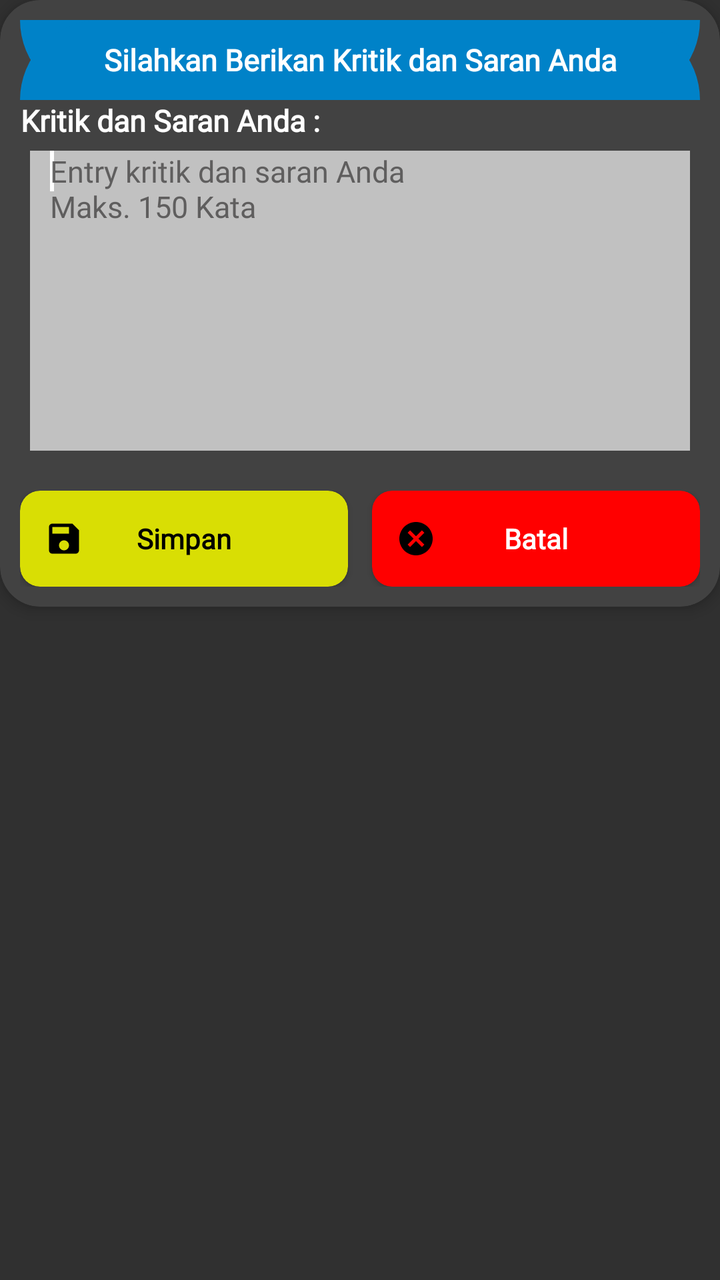
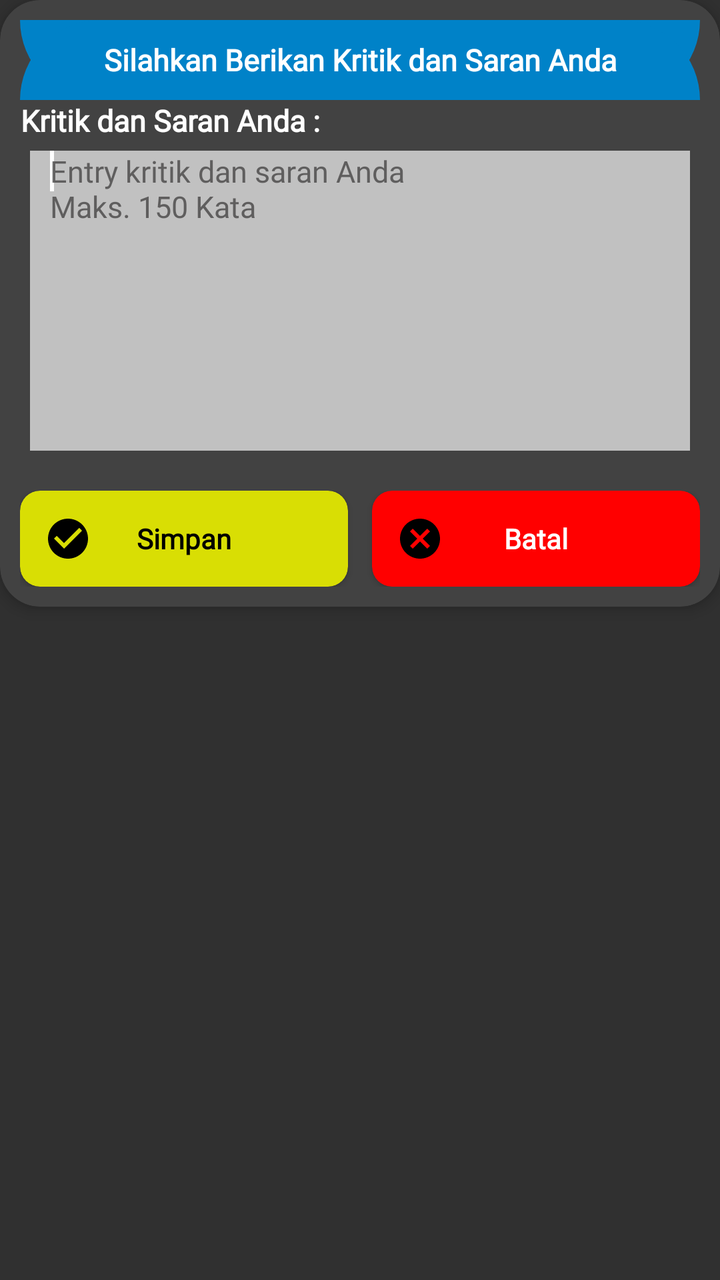

Before-and-after screenshots of an Android layout around one commit, followed by the original layout XML and the change that was made.
<!-- AndroidManifest.xml: application theme AppTheme -->
<!-- res/layout/dialog_pop_up.xml -->
<?xml version="1.0" encoding="utf-8"?>
<RelativeLayout
    xmlns:app="http://schemas.android.com/apk/res-auto"
    xmlns:android="http://schemas.android.com/apk/res/android"
    xmlns:tools="http://schemas.android.com/tools"
    android:layout_width="wrap_content"
    android:layout_height="wrap_content" >

    <androidx.cardview.widget.CardView
        android:layout_width="match_parent"
        android:layout_height="wrap_content"
        app:cardCornerRadius="20dp"
        app:cardElevation="4dp">

        <RelativeLayout
            android:id="@+id/laylistrecent"
            android:layout_width="match_parent"
            android:layout_height="match_parent"
            android:padding="10dp"
            android:orientation="vertical" >

            <TextView
                android:id="@+id/ambil_nip_pop"
                android:layout_width="match_parent"
                android:layout_height="wrap_content"
                android:textColor="@color/hitam"
                android:visibility="gone" />

            <View
                android:layout_width="match_parent"
                android:layout_height="40dp"
                android:layout_alignParentTop="true"
                android:background="@drawable/circle" />
            <View
                android:layout_width="match_parent"
                android:layout_height="40dp"
                android:layout_alignParentTop="true"
                android:background="@drawable/circle1" />

            <TextView
                android:id="@+id/judul"
                android:layout_width="match_parent"
                android:layout_height="40dp"
                android:gravity="center|center_horizontal"
                android:text="@string/silahkan_berikan_kritik_dan_saran_anda"
                android:textColor="@color/white"
                android:fontFamily="@font/poppins_regular"
                android:textSize="15sp"
                android:textStyle="bold" />

            <TextView
                android:id="@+id/kritik"
                android:layout_width="wrap_content"
                android:layout_height="wrap_content"
                android:layout_below="@+id/judul"
                android:gravity="center|center_horizontal"
                android:text="@string/feedback_anda_"
                android:textColor="@color/white"
                android:fontFamily="@font/poppins_regular"
                android:textSize="15sp"
                android:textStyle="bold" />

            <EditText
                android:id="@+id/editkritik"
                android:layout_width="match_parent"
                android:layout_height="150dp"
                android:layout_below="@+id/kritik"
                android:autofillHints="Kritik Saran Anda"
                android:ems="10"
                android:gravity="left"
                android:paddingLeft="10dp"
                android:paddingRight="10dp"
                android:layout_margin="5dp"
                android:layout_marginBottom="5dp"
                android:hint="@string/kritik_dan_saran_anda_n_maks_150_kata"
                android:inputType="textCapSentences|textMultiLine"
                android:textColor="@color/white"
                android:textColorHint="@color/monsoon"
                android:textSize="15sp"
                android:background="#C5E7E7E7"
                android:fontFamily="@font/poppins_regular"
                tools:ignore="RtlHardcoded">

                <requestFocus />
            </EditText>
            <LinearLayout
                android:id="@+id/layout_register_lupa"
                android:layout_width="match_parent"
                android:layout_height="wrap_content"
                android:layout_below="@+id/editkritik"
                android:layout_marginTop="15dp"
                android:orientation="horizontal"
                android:weightSum="2">

                <androidx.cardview.widget.CardView
                    android:id="@+id/btn_simpan"
                    android:layout_width="0dp"
                    android:layout_height="48dp"
                    android:layout_weight="1"
                    android:layout_marginEnd="6dp"
                    app:cardBackgroundColor="#D9DE04"
                    app:cardCornerRadius="10dp">

                    <RelativeLayout
                        android:layout_width="match_parent"
                        android:layout_height="match_parent">

                        <ImageView
                            android:layout_width="20dp"
                            android:layout_height="wrap_content"
                            android:layout_centerVertical="true"
                            android:layout_marginStart="12dp"
                            android:src="@drawable/ic_save_2"
                            android:contentDescription="@string/todo"/>

                        <TextView
                            android:layout_width="wrap_content"
                            android:layout_height="wrap_content"
                            android:layout_centerInParent="true"
                            android:text="@string/simpan"
                            android:textColor="@color/hitam"
                            android:textSize="14sp"
                            android:textStyle="bold"
                            android:fontFamily="@font/default_font"/>
                    </RelativeLayout>
                </androidx.cardview.widget.CardView>
                <androidx.cardview.widget.CardView
                    android:id="@+id/btn_cncl"
                    android:layout_width="0dp"
                    android:layout_height="48dp"
                    android:layout_weight="1"
                    android:layout_marginStart="6dp"
                    app:cardBackgroundColor="#FF0000"
                    app:cardCornerRadius="10dp">

                    <RelativeLayout
                        android:layout_width="match_parent"
                        android:layout_height="match_parent">

                        <ImageView
                            android:layout_width="20dp"
                            android:layout_height="wrap_content"
                            android:layout_centerVertical="true"
                            android:layout_marginStart="12dp"
                            android:src="@drawable/ic_cancel_black"
                            android:contentDescription="@string/todo"/>

                        <TextView
                            android:layout_width="wrap_content"
                            android:layout_height="wrap_content"
                            android:layout_centerInParent="true"
                            android:text="@string/batal"
                            android:textColor="@color/white"
                            android:textSize="14sp"
                            android:textStyle="bold"
                            android:fontFamily="@font/default_font"/>
                    </RelativeLayout>
                </androidx.cardview.widget.CardView>
            </LinearLayout>
        </RelativeLayout>

    </androidx.cardview.widget.CardView>


</RelativeLayout>
<!-- resources referenced by this layout -->
<resources>
  <color name="hitam">#000000    </color>
  <color name="monsoon">#ce484747  </color>
  <color name="white">#FFFFFF    </color>
  <!-- drawable circle (drawable) -->
  <?xml version="1.0" encoding="utf-8"?>
  <shape xmlns:android="http://schemas.android.com/apk/res/android"
      android:shape="rectangle"
      >
      <solid android:color="@color/list_item_title" />
      <corners android:bottomRightRadius="50dp"
          android:bottomLeftRadius="50dp"
          android:topLeftRadius="0dp"
          android:topRightRadius="0dp"
          android:radius="0dp"
          />
  </shape>
  <!-- drawable circle1 (drawable) -->
  <?xml version="1.0" encoding="utf-8"?>
  <shape xmlns:android="http://schemas.android.com/apk/res/android"
      android:shape="rectangle"
      >
      <solid android:color="@color/list_item_title" />
      <corners android:bottomRightRadius="0dp"
          android:bottomLeftRadius="0dp"
          android:topLeftRadius="50dp"
          android:topRightRadius="50dp"
          android:radius="0dp"
          />
  </shape>
  <!-- drawable ic_cancel_black (drawable) -->
  <vector xmlns:android="http://schemas.android.com/apk/res/android"
          android:width="24dp"
          android:height="24dp"
          android:viewportWidth="24.0"
          android:viewportHeight="24.0">
      <path
          android:fillColor="#FF000000"
          android:pathData="M12,2C6.47,2 2,6.47 2,12s4.47,10 10,10 10,-4.47 10,-10S17.53,2 12,2zM17,15.59L15.59,17 12,13.41 8.41,17 7,15.59 10.59,12 7,8.41 8.41,7 12,10.59 15.59,7 17,8.41 13.41,12 17,15.59z"/>
  </vector>
  <!-- drawable ic_save_2 (drawable) -->
  <vector
      android:height="24dp"
      android:viewportHeight="24.0"
      android:viewportWidth="24.0"
      android:width="24dp"
      xmlns:android="http://schemas.android.com/apk/res/android">
      <path
          android:fillColor="#FF000000"
          android:pathData="M17,3L5,3c-1.11,0 -2,0.9 -2,2v14c0,1.1 0.89,2 2,2h14c1.1,0 2,-0.9 2,-2L21,7l-4,-4zM12,19c-1.66,0 -3,-1.34 -3,-3s1.34,-3 3,-3 3,1.34 3,3 -1.34,3 -3,3zM15,9L5,9L5,5h10v4z"/>
  </vector>
  <string name="batal">Batal</string>
  <string name="feedback_anda_" translatable="false">Kritik dan Saran Anda :</string>
  <string name="kritik_dan_saran_anda_n_maks_150_kata" translatable="false">Entry kritik dan saran Anda\nMaks. 150 Kata</string>
  <string name="silahkan_berikan_kritik_dan_saran_anda">Silahkan Berikan Kritik dan Saran Anda</string>
  <string name="simpan">Simpan</string>
  <string name="todo" translatable="false">TODO</string>
  <style name="AppTheme" parent="Theme.AppCompat.NoActionBar">
          
          <item name="colorPrimary">@color/list_item_title_gelap</item>
          <item name="colorPrimaryDark">@color/list_item_title</item>
          <item name="colorAccent">@color/colorAccent</item>
          <item name="windowActionBar">false</item>
          <item name="windowNoTitle">true</item>
      </style>
  <color name="list_item_title">#0082C8</color>
  <color name="list_item_title_gelap">#049BB6</color>
  <color name="colorAccent">#FFFFFF</color>
</resources>

<!-- the commit's change to res/layout/dialog_pop_up.xml (unified diff, before → after) -->
@@ -74,7 +74,7 @@
                 android:layout_marginBottom="5dp"
                 android:hint="@string/kritik_dan_saran_anda_n_maks_150_kata"
                 android:inputType="textCapSentences|textMultiLine"
-                android:textColor="@color/white"
+                android:textColor="@color/monsoon"
                 android:textColorHint="@color/monsoon"
                 android:textSize="15sp"
                 android:background="#C5E7E7E7"
@@ -106,11 +106,11 @@
                         android:layout_height="match_parent">
 
                         <ImageView
-                            android:layout_width="20dp"
+                            android:layout_width="wrap_content"
                             android:layout_height="wrap_content"
                             android:layout_centerVertical="true"
                             android:layout_marginStart="12dp"
-                            android:src="@drawable/ic_save_2"
+                            android:src="@drawable/ic_check_circle_black_24dp"
                             android:contentDescription="@string/todo"/>
 
                         <TextView
@@ -138,7 +138,7 @@
                         android:layout_height="match_parent">
 
                         <ImageView
-                            android:layout_width="20dp"
+                            android:layout_width="wrap_content"
                             android:layout_height="wrap_content"
                             android:layout_centerVertical="true"
                             android:layout_marginStart="12dp"
<!-- resource entries referenced after the edit -->
@@ -39,16 +39,11 @@
           android:fillColor="#FF000000"
           android:pathData="M12,2C6.47,2 2,6.47 2,12s4.47,10 10,10 10,-4.47 10,-10S17.53,2 12,2zM17,15.59L15.59,17 12,13.41 8.41,17 7,15.59 10.59,12 7,8.41 8.41,7 12,10.59 15.59,7 17,8.41 13.41,12 17,15.59z"/>
   </vector>
-  <!-- drawable ic_save_2 (drawable) -->
-  <vector
-      android:height="24dp"
-      android:viewportHeight="24.0"
-      android:viewportWidth="24.0"
-      android:width="24dp"
-      xmlns:android="http://schemas.android.com/apk/res/android">
-      <path
-          android:fillColor="#FF000000"
-          android:pathData="M17,3L5,3c-1.11,0 -2,0.9 -2,2v14c0,1.1 0.89,2 2,2h14c1.1,0 2,-0.9 2,-2L21,7l-4,-4zM12,19c-1.66,0 -3,-1.34 -3,-3s1.34,-3 3,-3 3,1.34 3,3 -1.34,3 -3,3zM15,9L5,9L5,5h10v4z"/>
+  <!-- drawable ic_check_circle_black_24dp (drawable) -->
+  <vector android:height="24dp" android:tint="#000000"
+      android:viewportHeight="24.0" android:viewportWidth="24.0"
+      android:width="24dp" xmlns:android="http://schemas.android.com/apk/res/android">
+      <path android:fillColor="#FF000000" android:pathData="M12,2C6.48,2 2,6.48 2,12s4.48,10 10,10 10,-4.48 10,-10S17.52,2 12,2zM10,17l-5,-5 1.41,-1.41L10,14.17l7.59,-7.59L19,8l-9,9z"/>
   </vector>
   <string name="batal">Batal</string>
   <string name="feedback_anda_" translatable="false">Kritik dan Saran Anda :</string>
